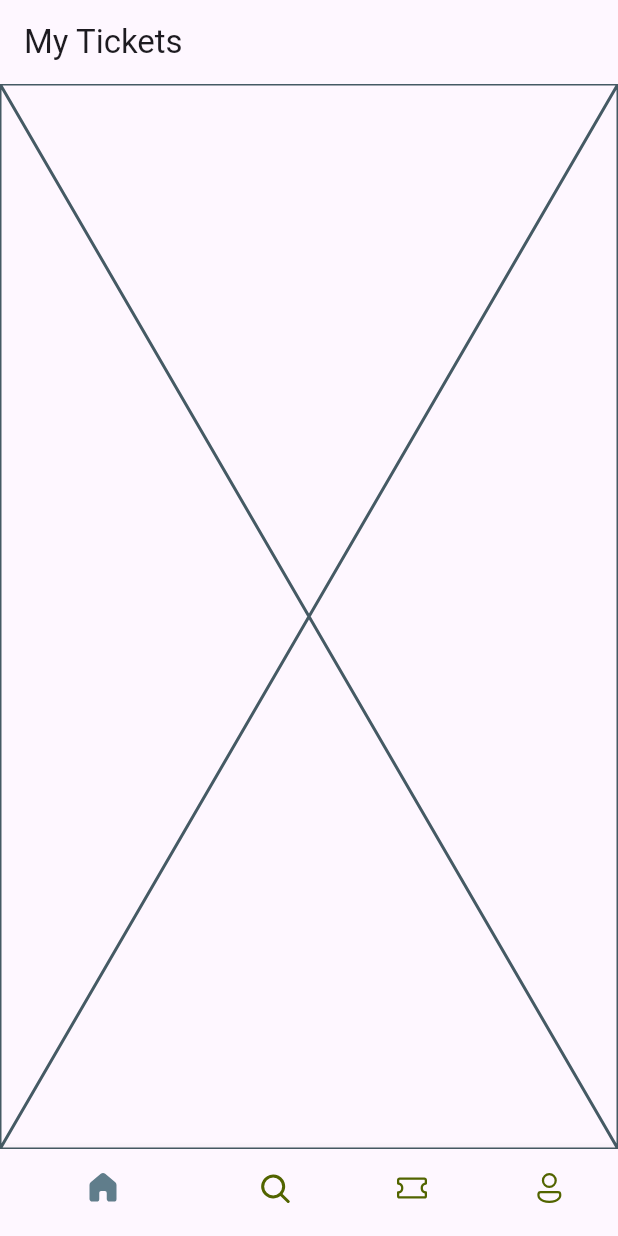
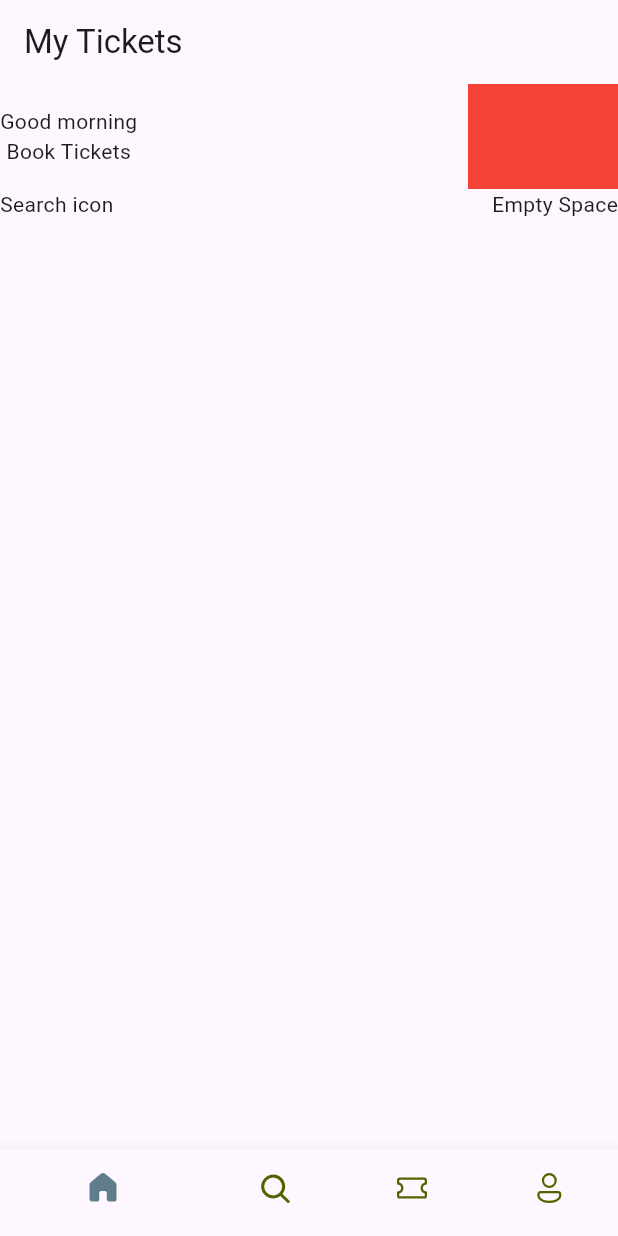
Before and after one commit to GuitherezDika/ticket_app, a Flutter app: the screen it shows after launch, on a phone screen of 412 x 824 dp. Run offline on Flutter 3.47's test engine with Material 3 defaults, Android fonts, the phone set to English and light mode, and no system bars; our stand-ins replace fluentui_icons.

Commit message:
mainAxisAlignment spaceBetween

```diff
--- a/lib/screen/home_screen.dart
+++ b/lib/screen/home_screen.dart
@@ -5,6 +5,44 @@ class HomeScreen extends StatelessWidget {
 
   @override
   Widget build(BuildContext context) {
-    return const Placeholder();
+    return Scaffold(
+      // appBar: ,// untuk child screen tidak perlu set AppBar
+      body: ListView(// Scrollable Effect
+        children: [
+          Column(// box besar
+            children: [
+              Row(
+                // mainAxisAlignment = membuat komponen berderet
+                // berderet ke samping dan spacebetween
+                mainAxisAlignment: MainAxisAlignment.spaceBetween,
+                children: [
+                  // pemakaian Const pada widget = widget tersebut bernilai static
+                  // akan ke render 1x / no rerender ketika widget lain ada update
+                  const Column(
+                    children: [
+                      Text('Good morning'),
+                      Text('Book Tickets'),
+                    ],
+                  ),
+                  Container(
+                    width: 100,
+                    height: 70,
+                    color: Colors.red,
+                  )
+                ],
+              ),
+              const Row(
+                mainAxisAlignment: MainAxisAlignment.spaceBetween,
+                children: [
+                  Text('Search icon'),
+                  Text('Empty Space'),
+                ],
+              )
+            ],
+          )
+        ],
+      ),
+    );
   }
+
 }
```
